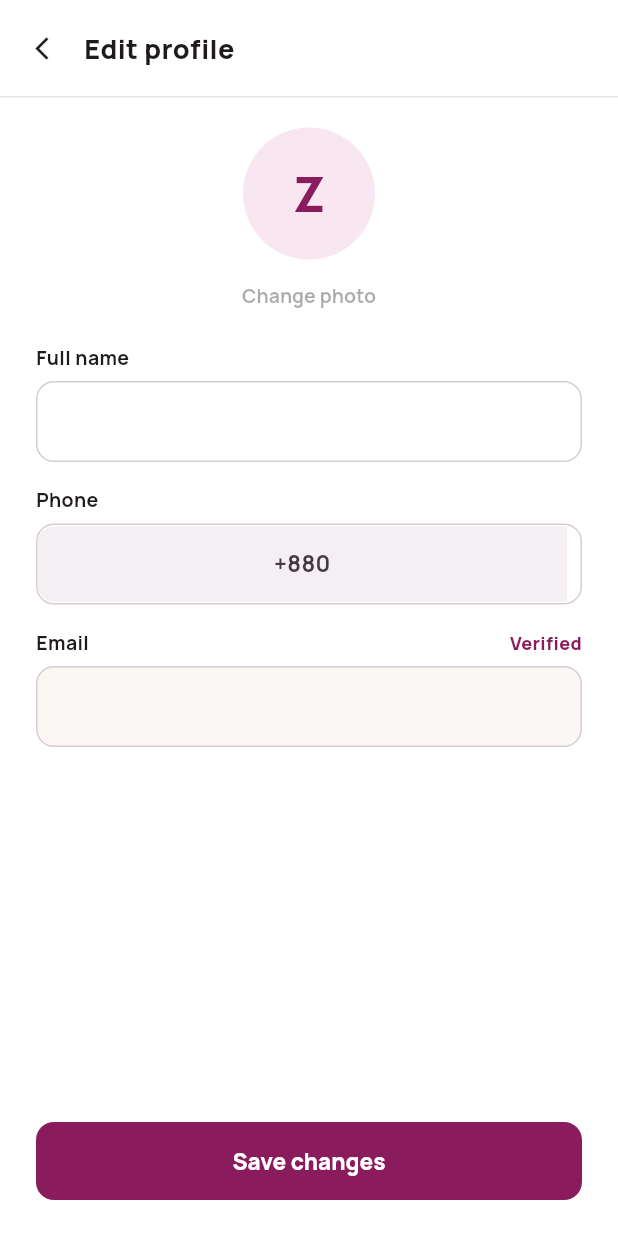
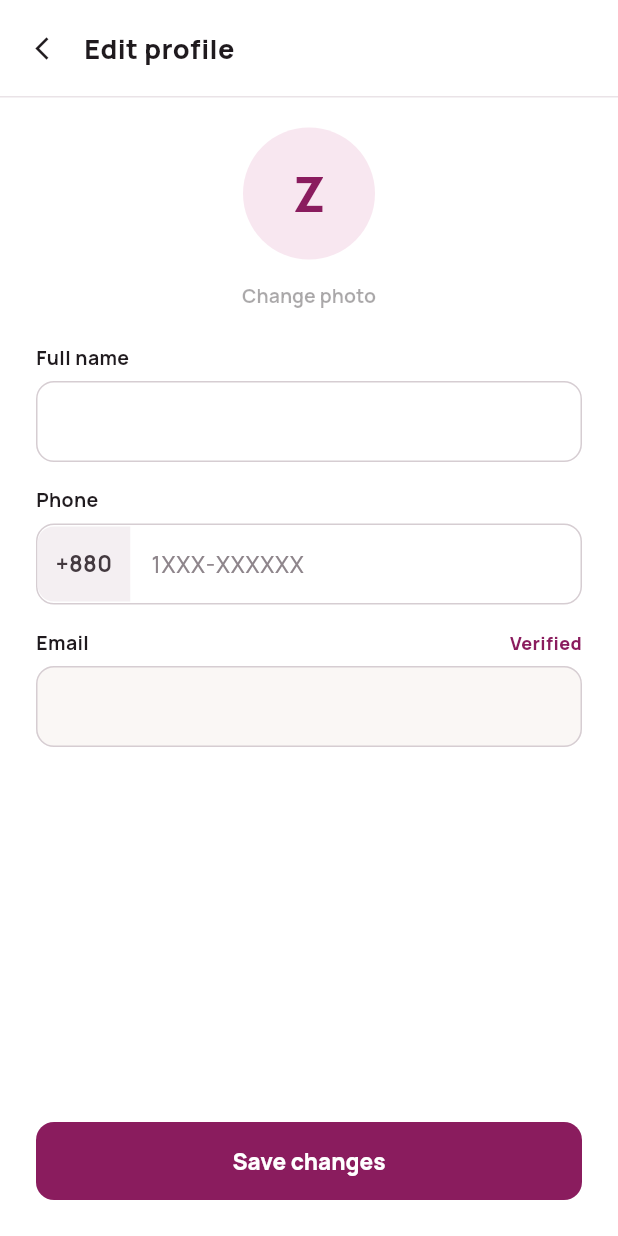
Before and after one commit to Aminulislammahim23/zollo, a Flutter app: the EditProfileScreen screen opened by its route, on a phone screen of 412 x 824 dp. Run offline on Flutter 3.47's test engine with Material 3 defaults, Android fonts, the phone set to English and light mode, and no system bars; our stand-ins replace cached_network_image, flutter_riverpod, go_router, shared_preferences, supabase_flutter; accounts and stored records are empty.

Commit message:
fix(ui): PhoneField +880 prefix no longer fills the whole field
The prefix Container used alignment with no width, so it expanded to the
full row and left the text input 0px wide.

Co-Authored-By: Claude Opus 5.5 <noreply@anthropic.com>

```diff
--- a/lib/core/widgets/phone_field.dart
+++ b/lib/core/widgets/phone_field.dart
@@ -78,14 +78,22 @@ class PhoneField extends StatelessWidget {
         margin: const EdgeInsets.only(left: 1, right: 10),
         padding: const EdgeInsets.symmetric(horizontal: 12),
         constraints: BoxConstraints(minHeight: height - 2),
-        alignment: Alignment.center,
         decoration: const BoxDecoration(
           color: AppColors.surfaceAlt,
           borderRadius: BorderRadius.horizontal(left: Radius.circular(11)),
         ),
-        child: Text(
-          '+880',
-          style: AppText.custom(15, FontWeight.w700, color: AppColors.inkSoft),
+        // widthFactor 1: as wide as the text. A Container with `alignment`
+        // would expand to the whole field and leave no room to type.
+        child: Center(
+          widthFactor: 1,
+          child: Text(
+            '+880',
+            style: AppText.custom(
+              15,
+              FontWeight.w700,
+              color: AppColors.inkSoft,
+            ),
+          ),
         ),
       ),
     );
```
Also changed, not shown: 1 other file.
